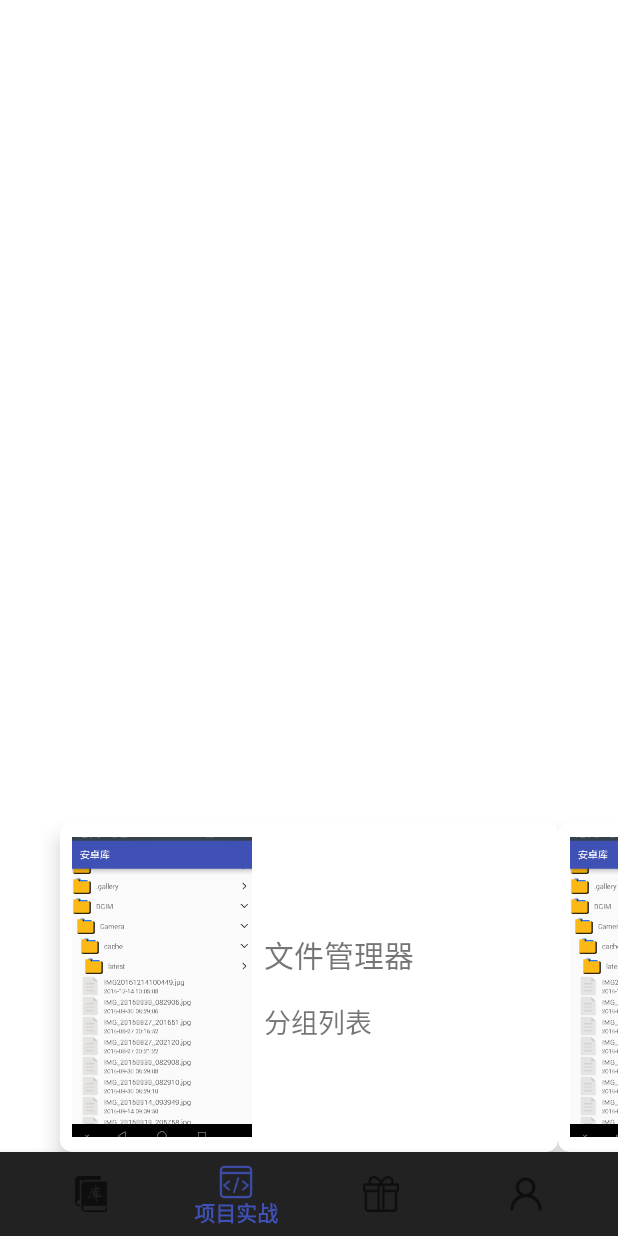
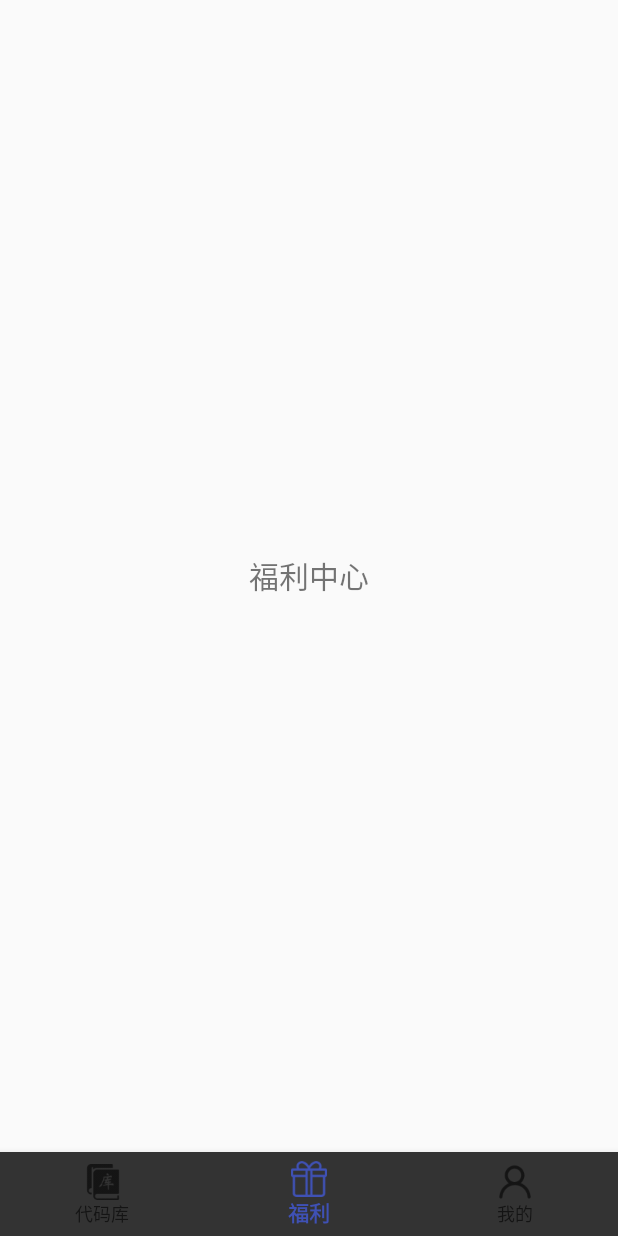
Before and after one commit to sun8829/OdyAndroidStore, an Android app: the screen it shows after launch (MainActivity), item 2 of the bottom bar chosen, on a phone screen of 412 x 824 dp. Run offline under Robolectric (Android 15) with nearby library versions, the phone set to English and light mode, and no system bars; libraries missing offline, so code that uses them is left out: com.chad.library; pictures from the network do not load; 3 statements that could not run were skipped.

Commit message:
首页优化

```diff
--- a/app/build.gradle
+++ b/app/build.gradle
@@ -21,14 +21,13 @@ android {
 
 dependencies {
     compile fileTree(include: ['*.jar'], dir: 'libs')
-    testCompile 'junit:junit:4.12'
     androidTestCompile('com.android.support.test.espresso:espresso-core:2.2.2', {
         exclude group: 'com.android.support', module: 'support-annotations'
     })
     compile 'com.android.support:appcompat-v7:25.1.0'
     compile 'com.android.support:recyclerview-v7:25.1.0'
     compile 'com.github.CymChad:BaseRecyclerViewAdapterHelper:+'
-    compile 'io.reactivex:rxandroid:1+'
+    compile 'io.reactivex:rxandroid:1.+'
     compile 'io.reactivex:rxjava:1.2.5'
     compile 'com.jakewharton.rxbinding:rxbinding:1.0.0'
     compile 'com.squareup.retrofit2:retrofit:2.1.0'
@@ -38,4 +37,6 @@ dependencies {
     compile 'com.github.bumptech.glide:glide:3.7.0'
     compile 'com.android.support:design:25.1.0'
     compile 'com.android.support:cardview-v7:25.1.0'
+    compile 'com.android.support:support-v4:25.1.0'
+    testCompile 'junit:junit:4.12'
 }
--- a/app/src/main/java/com/huaye/odyandroidstore/MainActivity.java
+++ b/app/src/main/java/com/huaye/odyandroidstore/MainActivity.java
@@ -1,14 +1,21 @@
 package com.huaye.odyandroidstore;
 
+import android.support.annotation.NonNull;
+import android.support.design.widget.BottomNavigationView;
 import android.support.v4.app.FragmentManager;
+import android.view.MenuItem;
 
 import com.huaye.odyandroidstore.base.BaseActivity;
 import com.huaye.odyandroidstore.main.LibraryFragment;
+import com.huaye.odyandroidstore.my.MyFragment;
+import com.huaye.odyandroidstore.utils.ToastUtils;
+import com.huaye.odyandroidstore.welfare.WelfareFragment;
 
 public class MainActivity extends BaseActivity {
     private LibraryFragment libraryFragment;
+    private WelfareFragment welfareFragment;
     private FragmentManager fm;
-
+    private BottomNavigationView navigationView;
 
     @Override
     protected void init() {
@@ -23,7 +30,32 @@ public class MainActivity extends BaseActivity {
 
     @Override
     protected void initView() {
+        navigationView = (BottomNavigationView) findViewById(R.id.nav);
         libraryFragment = new LibraryFragment();
         fm.beginTransaction().replace(R.id.container, libraryFragment).commitAllowingStateLoss();
     }
+
+    @Override
+    protected void initListener() {
+        super.initListener();
+        navigationView.setOnNavigationItemSelectedListener(new BottomNavigationView.OnNavigationItemSelectedListener() {
+            @Override
+            public boolean onNavigationItemSelected(@NonNull MenuItem item) {
+                switch (item.getItemId()) {
+                    case R.id.menu_library:
+                        fm.beginTransaction().replace(R.id.container, libraryFragment).commitAllowingStateLoss();
+                        break;
+                    case R.id.menu_welfare:
+                        fm.beginTransaction().replace(R.id.container, new WelfareFragment()).commitAllowingStateLoss();
+                        ToastUtils.showShortToast("建设中...");
+                        break;
+                    case R.id.menu_my:
+                        fm.beginTransaction().replace(R.id.container, new MyFragment()).commitAllowingStateLoss();
+                        ToastUtils.showShortToast("建设中...");
+                        break;
+                }
+                return true;
+            }
+        });
+    }
 }
--- /dev/null
+++ b/app/src/main/java/com/huaye/odyandroidstore/welfare/WelfareFragment.java
@@ -0,0 +1,25 @@
+package com.huaye.odyandroidstore.welfare;
+
+
+import android.support.v4.app.Fragment;
+import android.view.View;
+
+import com.huaye.odyandroidstore.R;
+import com.huaye.odyandroidstore.base.BaseFragment;
+
+/**
+ * A simple {@link Fragment} subclass.
+ */
+public class WelfareFragment extends BaseFragment {
+
+
+    @Override
+    protected int bindLayout() {
+        return R.layout.fragment_welfare;
+    }
+
+    @Override
+    protected void initView(View view) {
+
+    }
+}
--- a/app/src/main/res/layout/activity_main.xml
+++ b/app/src/main/res/layout/activity_main.xml
@@ -13,7 +13,7 @@
         android:layout_width="match_parent"
         android:layout_height="wrap_content"
         android:layout_alignParentBottom="true"
-        android:background="#222"
+        android:background="#333"
         app:menu="@menu/menu_nav" />
 
     <FrameLayout
--- /dev/null
+++ b/app/src/main/res/layout/fragment_welfare.xml
@@ -0,0 +1,15 @@
+<FrameLayout xmlns:android="http://schemas.android.com/apk/res/android"
+    xmlns:tools="http://schemas.android.com/tools"
+    android:layout_width="match_parent"
+    android:layout_height="match_parent"
+    tools:context="com.huaye.odyandroidstore.welfare.WelfareFragment">
+
+    <!-- TODO: Update blank fragment layout -->
+    <TextView
+        android:layout_width="match_parent"
+        android:layout_height="match_parent"
+        android:gravity="center"
+        android:text="福利中心"
+        android:textSize="20sp" />
+
+</FrameLayout>
--- a/app/src/main/res/layout/item_vp_fun.xml
+++ b/app/src/main/res/layout/item_vp_fun.xml
@@ -17,8 +17,8 @@
 
         <ImageView
             android:id="@+id/img"
-            android:layout_width="120dp"
-            android:layout_height="200dp"
+            android:layout_width="90dp"
+            android:layout_height="150dp"
             android:src="@mipmap/ic_launcher" />
 
         <LinearLayout
--- a/app/src/main/res/menu/menu_nav.xml
+++ b/app/src/main/res/menu/menu_nav.xml
@@ -5,10 +5,6 @@
         android:checked="true"
         android:icon="@mipmap/library"
         android:title="代码库" />
-    <item
-        android:id="@+id/menu_project"
-        android:icon="@mipmap/project"
-        android:title="项目实战" />
     <item
         android:id="@+id/menu_welfare"
         android:icon="@mipmap/welfare"
--- a/app/src/main/res/values/strings.xml
+++ b/app/src/main/res/values/strings.xml
@@ -1,3 +1,6 @@
 <resources>
     <string name="app_name">安卓库</string>
+
+    <!-- TODO: Remove or change this placeholder text -->
+    <string name="hello_blank_fragment">Hello blank fragment</string>
 </resources>
```
Also changed, not shown: app/src/main/java/com/huaye/odyandroidstore/my/MyFragment.java (added, +25 -0 lines), app/src/main/res/layout/fragment_my.xml (added, +15 -0 lines).
